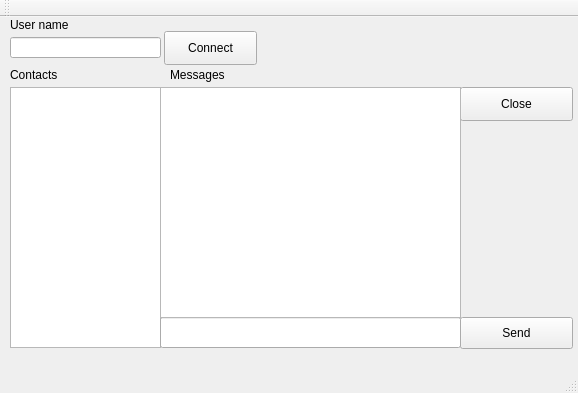
Qt form client/chat_gui.ui (apsonco/chat) before a commit.
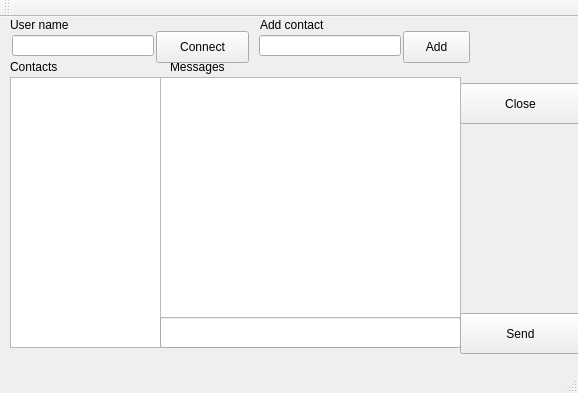
The same form after that commit.

Commit message: Added add contact to qt client

```diff
--- a/client/chat_gui.ui
+++ b/client/chat_gui.ui
@@ -10,6 +10,12 @@
     <height>393</height>
    </rect>
   </property>
+  <property name="sizePolicy">
+   <sizepolicy hsizetype="Fixed" vsizetype="Fixed">
+    <horstretch>0</horstretch>
+    <verstretch>0</verstretch>
+   </sizepolicy>
+  </property>
   <property name="windowTitle">
    <string>Chat client</string>
   </property>
@@ -18,9 +24,9 @@
     <property name="geometry">
      <rect>
       <x>460</x>
-      <y>70</y>
-      <width>113</width>
-      <height>34</height>
+      <y>66</y>
+      <width>121</width>
+      <height>41</height>
      </rect>
     </property>
     <property name="text">
@@ -31,7 +37,7 @@
     <property name="geometry">
      <rect>
       <x>10</x>
-      <y>50</y>
+      <y>42</y>
       <width>60</width>
       <height>16</height>
      </rect>
@@ -44,9 +50,9 @@
     <property name="geometry">
      <rect>
       <x>10</x>
-      <y>70</y>
+      <y>60</y>
       <width>151</width>
-      <height>261</height>
+      <height>271</height>
      </rect>
     </property>
    </widget>
@@ -64,9 +70,9 @@
     <property name="geometry">
      <rect>
       <x>460</x>
-      <y>300</y>
-      <width>113</width>
-      <height>32</height>
+      <y>296</y>
+      <width>121</width>
+      <height>41</height>
      </rect>
     </property>
     <property name="text">
@@ -77,9 +83,9 @@
     <property name="geometry">
      <rect>
       <x>160</x>
-      <y>70</y>
+      <y>60</y>
       <width>301</width>
-      <height>231</height>
+      <height>241</height>
      </rect>
     </property>
    </widget>
@@ -87,7 +93,7 @@
     <property name="geometry">
      <rect>
       <x>170</x>
-      <y>50</y>
+      <y>42</y>
       <width>60</width>
       <height>16</height>
      </rect>
@@ -99,10 +105,10 @@
    <widget class="QPushButton" name="pushButtonConnect">
     <property name="geometry">
      <rect>
-      <x>164</x>
+      <x>156</x>
       <y>14</y>
       <width>93</width>
-      <height>34</height>
+      <height>32</height>
      </rect>
     </property>
     <property name="text">
@@ -125,11 +131,53 @@
    <widget class="QLineEdit" name="userName">
     <property name="geometry">
      <rect>
-      <x>10</x>
-      <y>20</y>
-      <width>151</width>
+      <x>12</x>
+      <y>18</y>
+      <width>142</width>
       <height>21</height>
      </rect>
+    </property>
+    <property name="sizePolicy">
+     <sizepolicy hsizetype="Expanding" vsizetype="Fixed">
+      <horstretch>0</horstretch>
+      <verstretch>0</verstretch>
+     </sizepolicy>
+    </property>
+   </widget>
+   <widget class="QLabel" name="label_4">
+    <property name="geometry">
+     <rect>
+      <x>260</x>
+      <y>0</y>
+      <width>81</width>
+      <height>16</height>
+     </rect>
+    </property>
+    <property name="text">
+     <string>Add contact</string>
+    </property>
+   </widget>
+   <widget class="QLineEdit" name="addContactName">
+    <property name="geometry">
+     <rect>
+      <x>259</x>
+      <y>18</y>
+      <width>142</width>
+      <height>21</height>
+     </rect>
+    </property>
+   </widget>
+   <widget class="QPushButton" name="pushButtonAddContact">
+    <property name="geometry">
+     <rect>
+      <x>403</x>
+      <y>14</y>
+      <width>67</width>
+      <height>32</height>
+     </rect>
+    </property>
+    <property name="text">
+     <string>Add</string>
     </property>
    </widget>
   </widget>
```
The commit also changes 2 other files.
